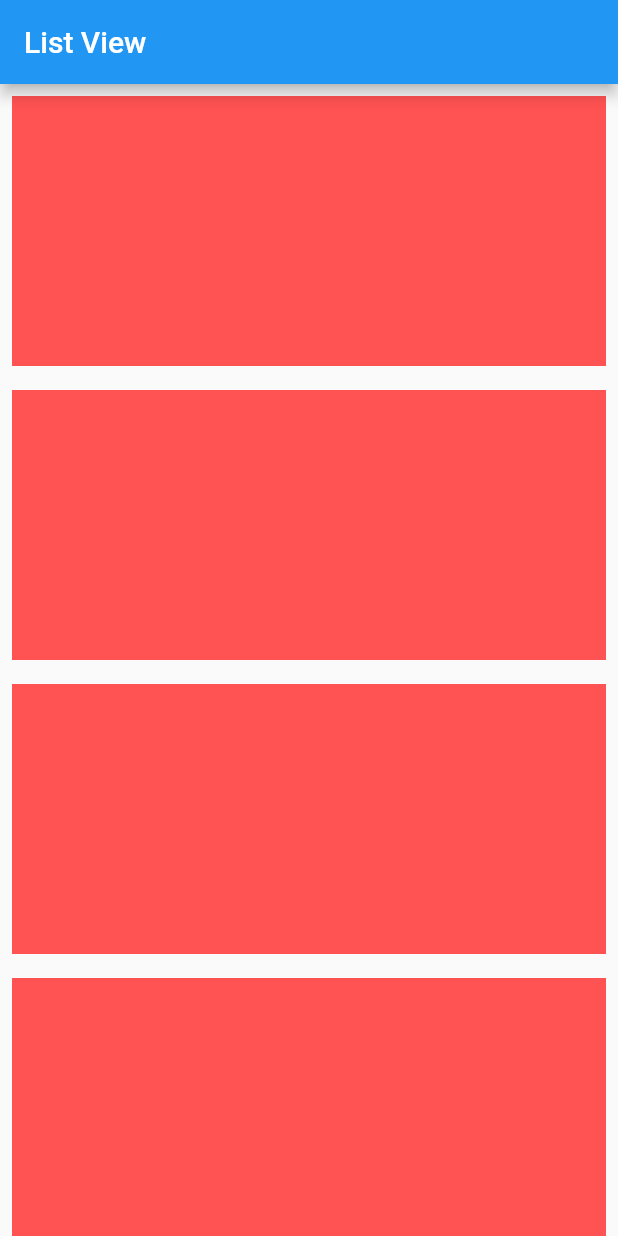
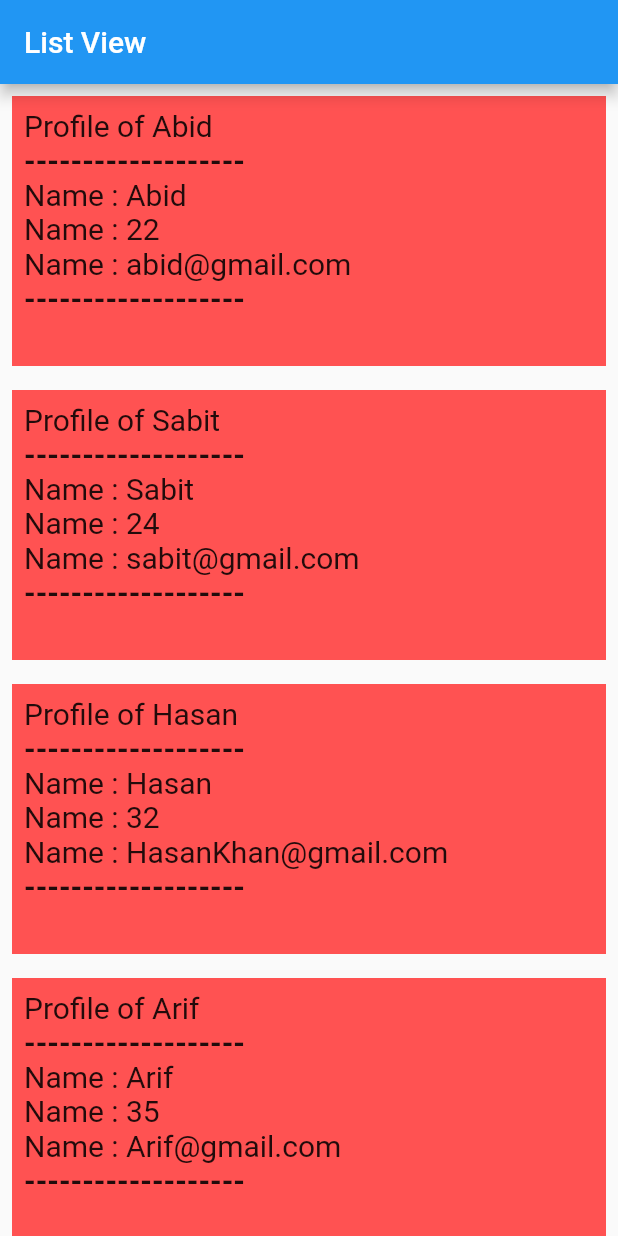
Before and after one commit to najmulmyself/learning_flutter, a Flutter app: the screen it shows after launch, on a phone screen of 412 x 824 dp. Run offline on Flutter 3.47's test engine with Material 2 defaults, Android fonts, the phone set to English and light mode, and no system bars.

Commit message:
list view builder data added

```diff
--- a/lib/main.dart
+++ b/lib/main.dart
@@ -1,3 +1,5 @@
+import 'dart:ui';
+
 import 'package:flutter/material.dart';
 
 void main() {
@@ -9,7 +11,23 @@ class MyApp extends StatelessWidget {
 
   @override
   Widget build(BuildContext context) {
+    List user = [
+      {"name": "Abid", "age": 22, "email": "abid@gmail.com"},
+      {"name": "Sabit", "age": 24, "email": "sabit@gmail.com"},
+      {"name": "Hasan", "age": 32, "email": "HasanKhan@gmail.com"},
+      {"name": "Arif", "age": 35, "email": "Arif@gmail.com"},
+      {"name": "Alamin", "age": 29, "email": "Alamin@gmail.com"},
+      {"name": "Sagor", "age": 40, "email": "Sagor@gmail.com"},
+      {"name": "Simanto", "age": 23, "email": "Simanto@gmail.com"},
+      {"name": "Robin", "age": 25, "email": "Robin@gmail.com"},
+      {"name": "Firoj", "age": 26, "email": "firoj@gmail.com"},
+      {"name": "Mohshin", "age": 25, "email": "Mohshin@gmail.com"},
+      {"name": "Ronjon", "age": 53, "email": "ronjon@gmail.com"},
+      {"name": "khaled", "age": 31, "email": "khaled@gmail.com"},
+      {"name": "Saikat", "age": 36, "email": "Saikat@gmail.com"},
+    ];
     return MaterialApp(
+      debugShowCheckedModeBanner: false,
       home: Scaffold(
         appBar: AppBar(
           title: Text("List View"),
@@ -18,7 +36,7 @@ class MyApp extends StatelessWidget {
           width: double.infinity,
           height: double.infinity,
           child: ListView.builder(
-            itemCount: 20,
+            itemCount: user.length,
             itemBuilder: (context, i) {
               return Padding(
                 padding: const EdgeInsets.all(8.0),
@@ -26,6 +44,40 @@ class MyApp extends StatelessWidget {
                   width: double.infinity,
                   height: 180,
                   color: Colors.redAccent,
+                  child: Padding(
+                    padding: const EdgeInsets.all(8.0),
+                    child: Column(
+                      crossAxisAlignment: CrossAxisAlignment.start,
+                      children: [
+                        Text(
+                          "Profile of ${user[i]["name"]}",
+                          style: TextStyle(fontSize: 20),
+                        ),
+                        Text(
+                          "-------------------",
+                          style: TextStyle(
+                              fontWeight: FontWeight.bold, fontSize: 20),
+                        ),
+                        Text(
+                          "Name : ${user[i]['name']}",
+                          style: TextStyle(fontSize: 20),
+                        ),
+                        Text(
+                          "Name : ${user[i]['age']}",
+                          style: TextStyle(fontSize: 20),
+                        ),
+                        Text(
+                          "Name : ${user[i]['email']}",
+                          style: TextStyle(fontSize: 20),
+                        ),
+                        Text(
+                          "-------------------",
+                          style: TextStyle(
+                              fontWeight: FontWeight.bold, fontSize: 20),
+                        ),
+                      ],
+                    ),
+                  ),
                 ),
               );
             },
```
